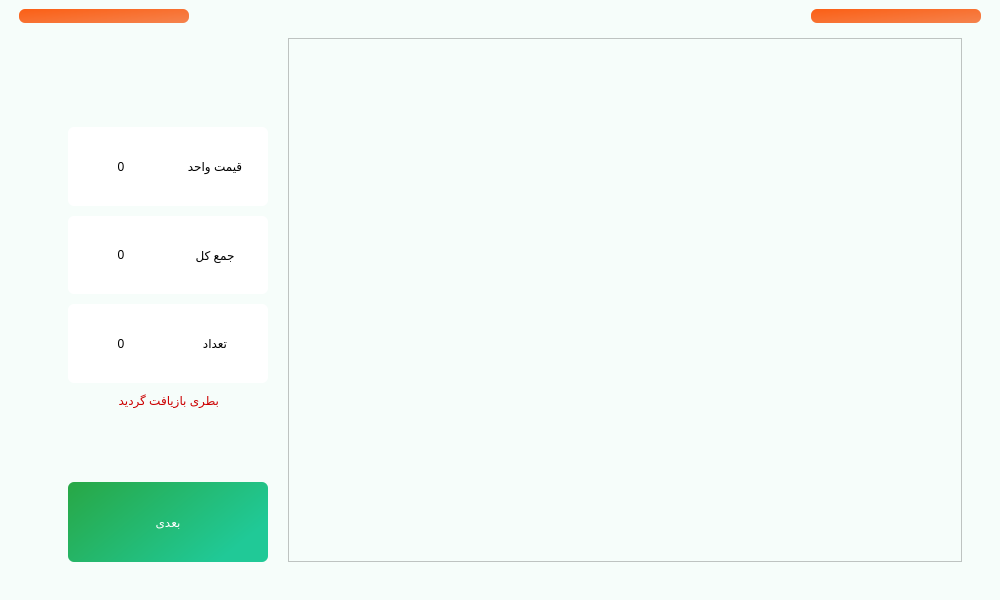
Old version of the form main.ui in the repository Farazist/raspberrypi-app.
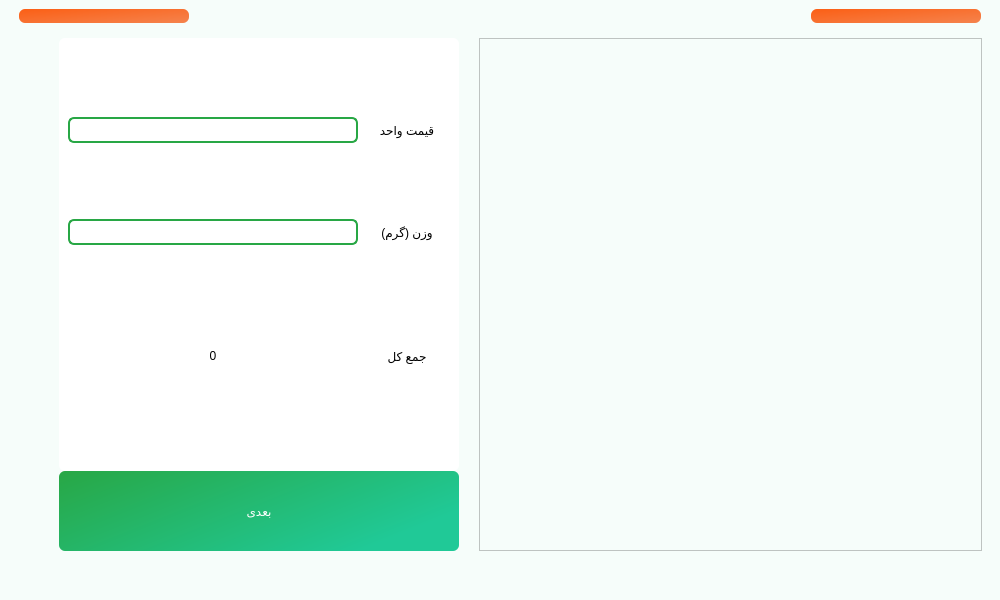
New version of the form. The open tabs and pages were chosen to show the change. Icons and pictures are not drawn.

Patch:
```diff
--- a/main.ui
+++ b/main.ui
@@ -2052,7 +2052,7 @@
               <rect>
                <x>0</x>
                <y>0</y>
-               <width>577</width>
+               <width>526</width>
                <height>448</height>
               </rect>
              </property>
@@ -2322,7 +2322,218 @@
       </widget>
       <widget class="QWidget" name="pageCharity"/>
       <widget class="QWidget" name="pageProtectionOfEnvironment"/>
-      <widget class="QWidget" name="stackFastCharging"/>
+      <widget class="QWidget" name="pageFastCharging">
+       <layout class="QHBoxLayout" name="horizontalLayout_18">
+        <property name="spacing">
+         <number>20</number>
+        </property>
+        <property name="leftMargin">
+         <number>50</number>
+        </property>
+        <property name="bottomMargin">
+         <number>20</number>
+        </property>
+        <item>
+         <layout class="QVBoxLayout" name="verticalLayout_24">
+          <property name="spacing">
+           <number>0</number>
+          </property>
+          <property name="leftMargin">
+           <number>0</number>
+          </property>
+          <property name="rightMargin">
+           <number>0</number>
+          </property>
+          <item>
+           <widget class="QWidget" name="widget_4" native="true">
+            <property name="maximumSize">
+             <size>
+              <width>400</width>
+              <height>16777215</height>
+             </size>
+            </property>
+            <property name="styleSheet">
+             <string notr="true">background-color: rgb(255, 255, 255);
+border-radius: 6px;</string>
+            </property>
+            <layout class="QGridLayout" name="gridLayout">
+             <item row="1" column="1">
+              <widget class="QLabel" name="label_13">
+               <property name="styleSheet">
+                <string notr="true">font: 22pt &quot;IRANSans&quot;;
+color:#000000;</string>
+               </property>
+               <property name="text">
+                <string>وزن (گرم)</string>
+               </property>
+               <property name="alignment">
+                <set>Qt::AlignCenter</set>
+               </property>
+              </widget>
+             </item>
+             <item row="2" column="1">
+              <widget class="QLabel" name="label_12">
+               <property name="maximumSize">
+                <size>
+                 <width>16777215</width>
+                 <height>70</height>
+                </size>
+               </property>
+               <property name="styleSheet">
+                <string notr="true">font: 22pt &quot;IRANSans&quot;;
+color:#000000;</string>
+               </property>
+               <property name="text">
+                <string>جمع کل</string>
+               </property>
+               <property name="alignment">
+                <set>Qt::AlignCenter</set>
+               </property>
+              </widget>
+             </item>
+             <item row="1" column="0">
+              <widget class="QLineEdit" name="lineEdit_2">
+               <property name="maximumSize">
+                <size>
+                 <width>290</width>
+                 <height>16777215</height>
+                </size>
+               </property>
+               <property name="styleSheet">
+                <string notr="true">background-color: #ffffff; 
+padding: 3px; 
+border: 2px solid #28a745;
+border-radius: 6px;
+font: 26pt &quot;IRANSansFaNum&quot;;
+color:#000000;</string>
+               </property>
+               <property name="inputMethodHints">
+                <set>Qt::ImhDigitsOnly</set>
+               </property>
+              </widget>
+             </item>
+             <item row="0" column="0">
+              <widget class="QLineEdit" name="lineEdit">
+               <property name="maximumSize">
+                <size>
+                 <width>290</width>
+                 <height>16777215</height>
+                </size>
+               </property>
+               <property name="styleSheet">
+                <string notr="true">background-color: #ffffff; 
+padding: 3px; 
+border: 2px solid #28a745;
+border-radius: 6px;
+font: 26pt &quot;IRANSansFaNum&quot;;
+color:#000000;</string>
+               </property>
+               <property name="inputMethodHints">
+                <set>Qt::ImhDigitsOnly</set>
+               </property>
+              </widget>
+             </item>
+             <item row="0" column="1">
+              <widget class="QLabel" name="label_11">
+               <property name="styleSheet">
+                <string notr="true">font: 22pt &quot;IRANSans&quot;;
+color:#000000;</string>
+               </property>
+               <property name="text">
+                <string>قیمت واحد</string>
+               </property>
+               <property name="alignment">
+                <set>Qt::AlignCenter</set>
+               </property>
+              </widget>
+             </item>
+             <item row="2" column="0">
+              <widget class="QLabel" name="label_15">
+               <property name="maximumSize">
+                <size>
+                 <width>16777215</width>
+                 <height>70</height>
+                </size>
+               </property>
+               <property name="styleSheet">
+                <string notr="true">font: 26pt &quot;IRANSansFaNum&quot;;
+color:#000000;</string>
+               </property>
+               <property name="text">
+                <string>0</string>
+               </property>
+               <property name="alignment">
+                <set>Qt::AlignCenter</set>
+               </property>
+              </widget>
+             </item>
+            </layout>
+           </widget>
+          </item>
+          <item>
+           <widget class="QPushButton" name="pushButton_3">
+            <property name="minimumSize">
+             <size>
+              <width>200</width>
+              <height>80</height>
+             </size>
+            </property>
+            <property name="maximumSize">
+             <size>
+              <width>400</width>
+              <height>80</height>
+             </size>
+            </property>
+            <property name="styleSheet">
+             <string notr="true">background-color: qlineargradient(spread:pad, x1:0, y1:0, x2:1, y2:0.5,x3:1, y3:1, stop:0 #28a745, stop:1#20c997,  stop:2 #17a2b8);
+color: rgb(255, 255, 255);
+font: 24pt &quot;IRANSans&quot;;
+padding: 3px; 
+border: none; 
+border-radius: 6px;
+outline-style: none;</string>
+            </property>
+            <property name="text">
+             <string>بعدی</string>
+            </property>
+           </widget>
+          </item>
+         </layout>
+        </item>
+        <item>
+         <widget class="QScrollArea" name="scrollArea">
+          <property name="minimumSize">
+           <size>
+            <width>500</width>
+            <height>0</height>
+           </size>
+          </property>
+          <property name="maximumSize">
+           <size>
+            <width>16777215</width>
+            <height>16777215</height>
+           </size>
+          </property>
+          <property name="styleSheet">
+           <string notr="true">QScrollBar:vertical { width: 40px;background-color: #28a745}</string>
+          </property>
+          <property name="widgetResizable">
+           <bool>true</bool>
+          </property>
+          <widget class="QWidget" name="scrollAreaWidgetFastCharging">
+           <property name="geometry">
+            <rect>
+             <x>0</x>
+             <y>0</y>
+             <width>498</width>
+             <height>447</height>
+            </rect>
+           </property>
+          </widget>
+         </widget>
+        </item>
+       </layout>
+      </widget>
      </widget>
     </item>
     <item>
```
Left out of the diff: 4 changed lines with no effect on the pictures.
